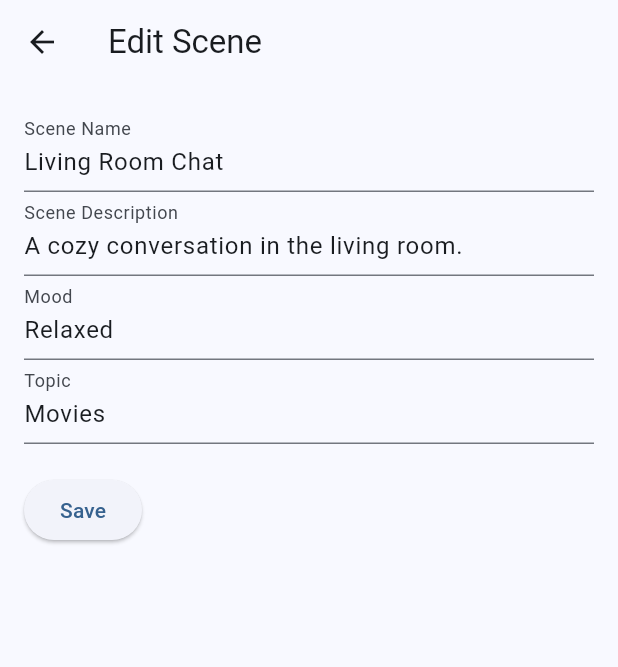
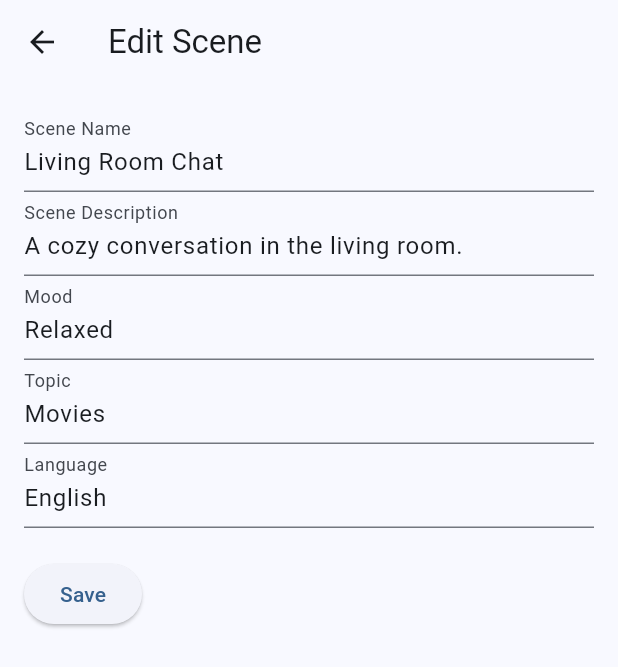
Before and after one commit to xiaolonggou/chat, a Flutter app: the screen it shows after launch, item 3 of the bottom bar chosen, after a tap on the "edit" icon, on a phone screen of 412 x 824 dp. Shown: the top 667 px of the screen. Run offline on Flutter 3.47's test engine with Material 3 defaults, Android fonts, the phone set to English and light mode, and no system bars; network calls fail.

Commit message:
add user ID and language to scenes

```diff
--- a/lib/data/mock_scenes_repository.dart
+++ b/lib/data/mock_scenes_repository.dart
@@ -9,28 +9,34 @@ class MockScenesRepository {
       name: 'Living Room Chat',
       description: 'A cozy conversation in the living room.',
       mood: 'Relaxed',
-      topic: 'Movies',  // Example topic
+      topic: 'Movies',
+      language: 'English',  // Example language
+      userId: 'user123',    // Example user ID
     ),
     Scene(
       id: '2',
       name: 'Office Meeting',
       description: 'A discussion during a business meeting.',
       mood: 'Professional',
-      topic: 'Work Projects', // Example topic
+      topic: 'Work Projects',
+      language: 'English',
+      userId: 'user123',
     ),
     Scene(
       id: '3',
       name: 'Café Talk',
       description: 'A casual conversation over coffee.',
       mood: 'Casual',
-      topic: 'Travel Plans', // Example topic
+      topic: 'Travel Plans',
+      language: 'English',
+      userId: 'user123',
     ),
-    // Add more scenes as needed
+    // Add more scenes as needed, ensuring you associate a userId with each scene
   ];
 
-  // Method to retrieve all scenes
-  List<Scene> getScenes() {
-    return _scenes;
+  // Method to retrieve all scenes (for a particular user, if needed)
+  List<Scene> getScenesByUserId(String userId) {
+    return _scenes.where((scene) => scene.userId == userId).toList();
   }
 
   // Method to add a new scene
@@ -38,9 +44,12 @@ class MockScenesRepository {
     _scenes.add(scene);
   }
 
-  // Method to get a scene by its ID
-  Scene getSceneById(String id) {
-    return _scenes.firstWhere((scene) => scene.id == id);
+  // Method to get a scene by its ID (for a particular user, if needed)
+  Scene getSceneById(String id, String userId) {
+    return _scenes.firstWhere(
+      (scene) => scene.id == id && scene.userId == userId,
+      orElse: () => throw Exception('Scene not found for the given userId'),
+    );
   }
 
   // Method to update a scene (you can expand this logic as needed)
@@ -52,7 +61,9 @@ class MockScenesRepository {
   }
 
   // Method to remove a scene
-  void deleteScene(String id) {
-    _scenes.removeWhere((scene) => scene.id == id);
+  void deleteScene(String id, String userId) {
+    _scenes.removeWhere(
+      (scene) => scene.id == id && scene.userId == userId,
+    );
   }
 }
--- a/lib/features/scenes/edit_scene_page.dart
+++ b/lib/features/scenes/edit_scene_page.dart
@@ -18,6 +18,7 @@ class _EditScenePageState extends State<EditScenePage> {
   late TextEditingController _descriptionController;
   late TextEditingController _moodController;
   late TextEditingController _topicController;
+  late TextEditingController _languageController; // New controller for language
 
   @override
   void initState() {
@@ -28,6 +29,7 @@ class _EditScenePageState extends State<EditScenePage> {
     _descriptionController = TextEditingController(text: widget.scene.description);
     _moodController = TextEditingController(text: widget.scene.mood);
     _topicController = TextEditingController(text: widget.scene.topic);
+    _languageController = TextEditingController(text: widget.scene.language); // Initialize with language
   }
 
   @override
@@ -37,6 +39,7 @@ class _EditScenePageState extends State<EditScenePage> {
     _descriptionController.dispose();
     _moodController.dispose();
     _topicController.dispose();
+    _languageController.dispose();
     super.dispose();
   }
 
@@ -68,6 +71,10 @@ class _EditScenePageState extends State<EditScenePage> {
                 controller: _topicController,
                 decoration: InputDecoration(labelText: 'Topic'),
               ),
+              TextFormField(
+                controller: _languageController,
+                decoration: InputDecoration(labelText: 'Language'),
+              ),
               SizedBox(height: 20),
               ElevatedButton(
                 onPressed: _saveScene,
@@ -88,6 +95,7 @@ class _EditScenePageState extends State<EditScenePage> {
       description: _descriptionController.text,
       mood: _moodController.text,
       topic: _topicController.text,
+      language: _languageController.text,  // Updated language
     );
 
     // Update the scene using the MockScenesRepository
--- a/lib/features/scenes/scene_model.dart
+++ b/lib/features/scenes/scene_model.dart
@@ -5,13 +5,43 @@ class Scene {
   final String name;
   final String description;
   final String mood;
-  final String topic; // <-- Keep the 'topic' property
+  final String topic;
+  final String language; // New property for language
+  final String? userId;  // New property to associate scene with a user
 
   Scene({
     required this.id,
     required this.name,
     required this.description,
     required this.mood,
-    required this.topic, // <-- Include topic in the constructor
+    required this.topic,
+    required this.language, // Include language in the constructor
+    this.userId,   // Include userId in the constructor
   });
+
+  // Factory method to create a Scene from a JSON object
+  factory Scene.fromJson(Map<String, dynamic> json) {
+    return Scene(
+      id: json['id'] as String,
+      name: json['name'] as String? ?? 'Unnamed Scene', // Default value if null
+      description: json['description'] as String? ?? 'No description', // Default if null
+      mood: json['mood'] as String? ?? 'Neutral',
+      topic: json['topic'] as String? ?? 'General', // Default to 'General' if null
+      language: json['language'] as String? ?? 'English', // Default to 'English' if null
+      userId: json['user_id'] as String, // User ID to associate scene with user
+    );
+  }
+
+  // Convert Scene object to JSON
+  Map<String, Object?> toJson() {
+    return {
+      'id': id,
+      'name': name,
+      'description': description,
+      'mood': mood,
+      'topic': topic,
+      'language': language,
+      'user_id': userId, // Include user ID in JSON
+    };
+  }
 }
--- a/lib/features/scenes/scenes_page.dart
+++ b/lib/features/scenes/scenes_page.dart
@@ -15,7 +15,7 @@ class _ScenesPageState extends State<ScenesPage> {
   @override
   void initState() {
     super.initState();
-    _scenes = MockScenesRepository().getScenes(); // Load the scenes
+    _scenes = MockScenesRepository().getScenesByUserId("user123"); // Load the scenes
   }
 
   @override
```
Also changed, not shown: lib/features/scenes/scenes_controller.dart (+6 -7 lines), 1 other file.
